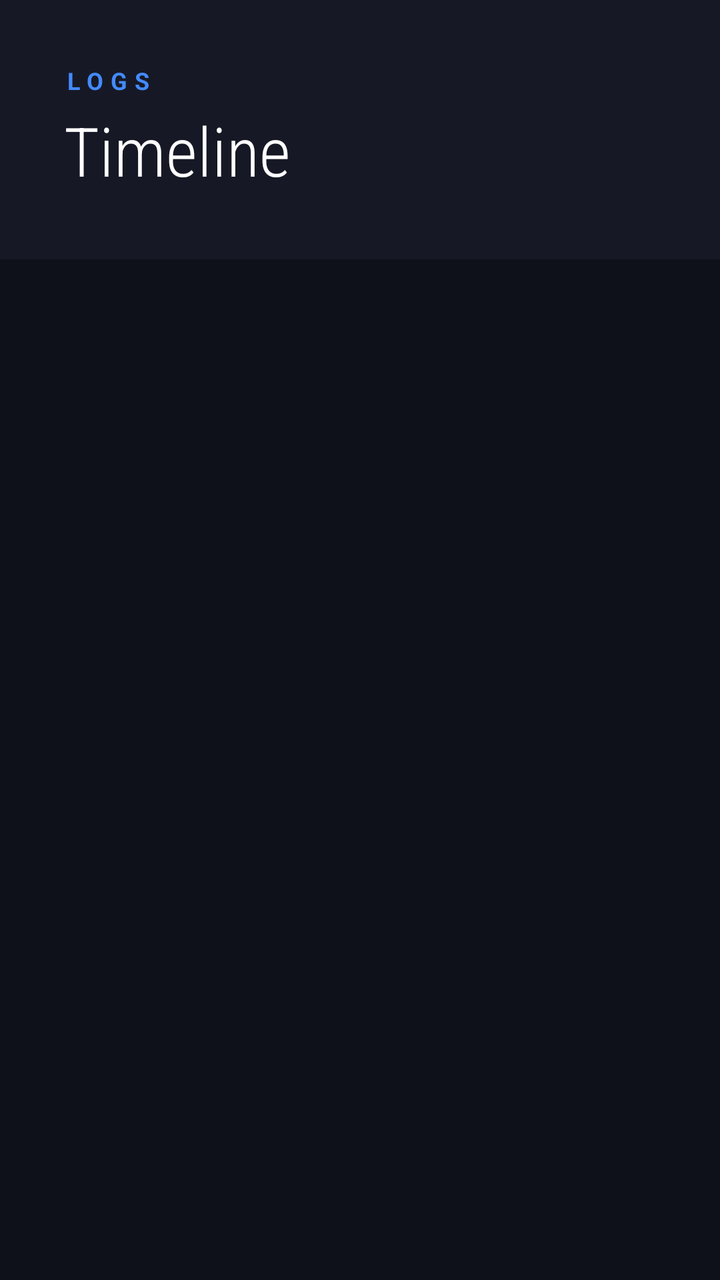
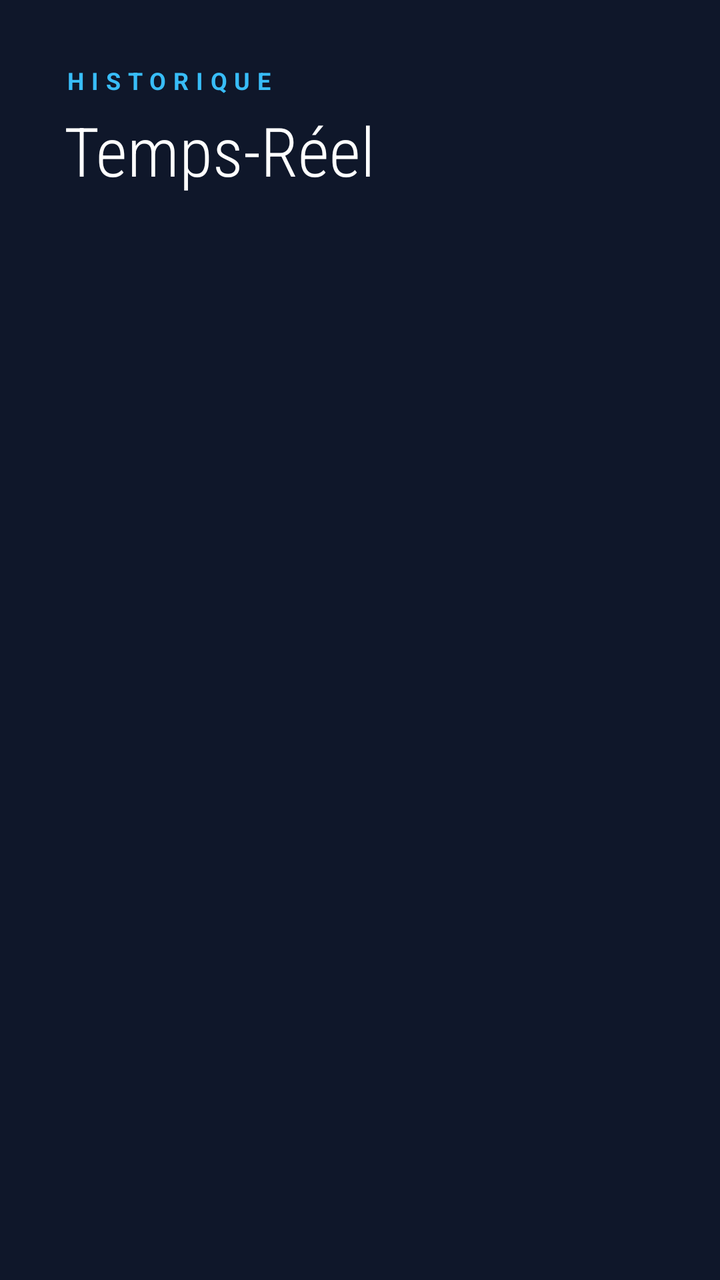

Screens rendered from an Android XML layout before and after an edit, with the pre-edit source and the edit as a unified diff.
<!-- AndroidManifest.xml: application theme Theme.PROJET_M1 -->
<!-- res/layout/fragment_history.xml -->
<?xml version="1.0" encoding="utf-8"?>
<LinearLayout xmlns:android="http://schemas.android.com/apk/res/android"
    xmlns:app="http://schemas.android.com/apk/res-auto"
    android:layout_width="match_parent"
    android:layout_height="match_parent"
    android:background="#0F111A"
    android:orientation="vertical">


    <LinearLayout
        android:layout_width="match_parent"
        android:layout_height="wrap_content"
        android:orientation="vertical"
        android:padding="32dp"
        android:background="#161925">

        <TextView
            android:layout_width="wrap_content"
            android:layout_height="wrap_content"
            android:text="LOGS"
            android:textColor="#448AFF"
            android:textSize="12sp"
            android:letterSpacing="0.3"
            android:textStyle="bold" />

        <TextView
            android:layout_width="wrap_content"
            android:layout_height="wrap_content"
            android:layout_marginTop="4dp"
            android:text="Timeline"
            android:textColor="#FFFFFF"
            android:textSize="34sp"
            android:fontFamily="sans-serif-condensed-light" />
    </LinearLayout>


    <androidx.recyclerview.widget.RecyclerView
        android:id="@+id/recyclerViewFullHistory"
        android:layout_width="match_parent"
        android:layout_height="match_parent"
        android:clipToPadding="false"
        android:paddingTop="10dp"
        android:paddingBottom="100dp"
        android:scrollbarThumbVertical="@null" />

</LinearLayout>
<!-- resources referenced by this layout -->
<resources>
  <style name="Theme.PROJET_M1" parent="Base.Theme.PROJET_M1" />
  <style name="Base.Theme.PROJET_M1" parent="Theme.Material3.DayNight.NoActionBar">
          
          
      </style>
</resources>

<!-- the commit's change to res/layout/fragment_history.xml (unified diff, before → after) -->
@@ -3,22 +3,21 @@
     xmlns:app="http://schemas.android.com/apk/res-auto"
     android:layout_width="match_parent"
     android:layout_height="match_parent"
-    android:background="#0F111A"
+    android:background="#0F172A"
     android:orientation="vertical">
-
 
     <LinearLayout
         android:layout_width="match_parent"
         android:layout_height="wrap_content"
         android:orientation="vertical"
         android:padding="32dp"
-        android:background="#161925">
+        android:background="#0F172A">
 
         <TextView
             android:layout_width="wrap_content"
             android:layout_height="wrap_content"
-            android:text="LOGS"
-            android:textColor="#448AFF"
+            android:text="HISTORIQUE"
+            android:textColor="#38BDF8"
             android:textSize="12sp"
             android:letterSpacing="0.3"
             android:textStyle="bold" />
@@ -27,12 +26,11 @@
             android:layout_width="wrap_content"
             android:layout_height="wrap_content"
             android:layout_marginTop="4dp"
-            android:text="Timeline"
+            android:text="Temps-Réel"
             android:textColor="#FFFFFF"
             android:textSize="34sp"
             android:fontFamily="sans-serif-condensed-light" />
     </LinearLayout>
-
 
     <androidx.recyclerview.widget.RecyclerView
         android:id="@+id/recyclerViewFullHistory"
